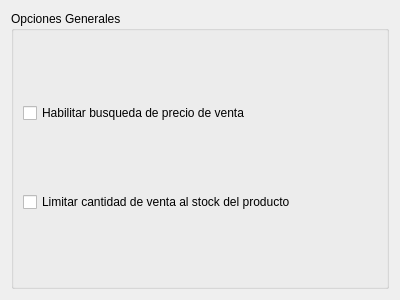
The window that trunk/plugins/ventas/FormPrefVentaBase.ui (chungote/gestotux) describes before a commit, drawn with Qt 5.
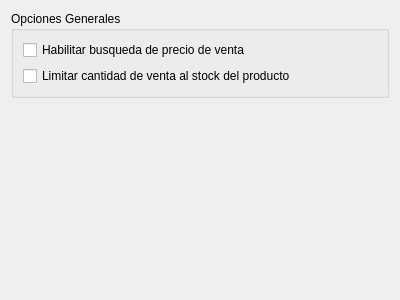
The same window after the commit.

Commit message: - Mejorada logica de inicio de base de datos. - Mejorados formularios de preferencias. - Movida toda la logica de factura al modelo. - Mejorado el icono de caja.

Diff of the .ui file:
```diff
--- a/trunk/plugins/ventas/FormPrefVentaBase.ui
+++ b/trunk/plugins/ventas/FormPrefVentaBase.ui
@@ -37,6 +37,19 @@
      </layout>
     </widget>
    </item>
+   <item>
+    <spacer name="verticalSpacer">
+     <property name="orientation">
+      <enum>Qt::Vertical</enum>
+     </property>
+     <property name="sizeHint" stdset="0">
+      <size>
+       <width>20</width>
+       <height>40</height>
+      </size>
+     </property>
+    </spacer>
+   </item>
   </layout>
  </widget>
  <resources/>
```
The commit also changes 12 other files.
